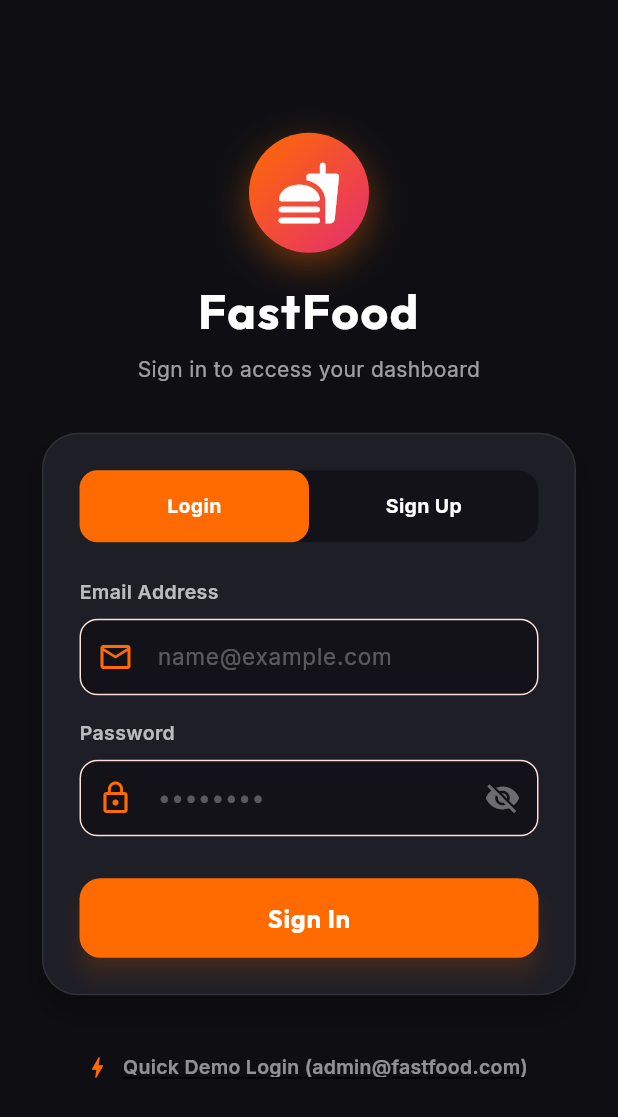
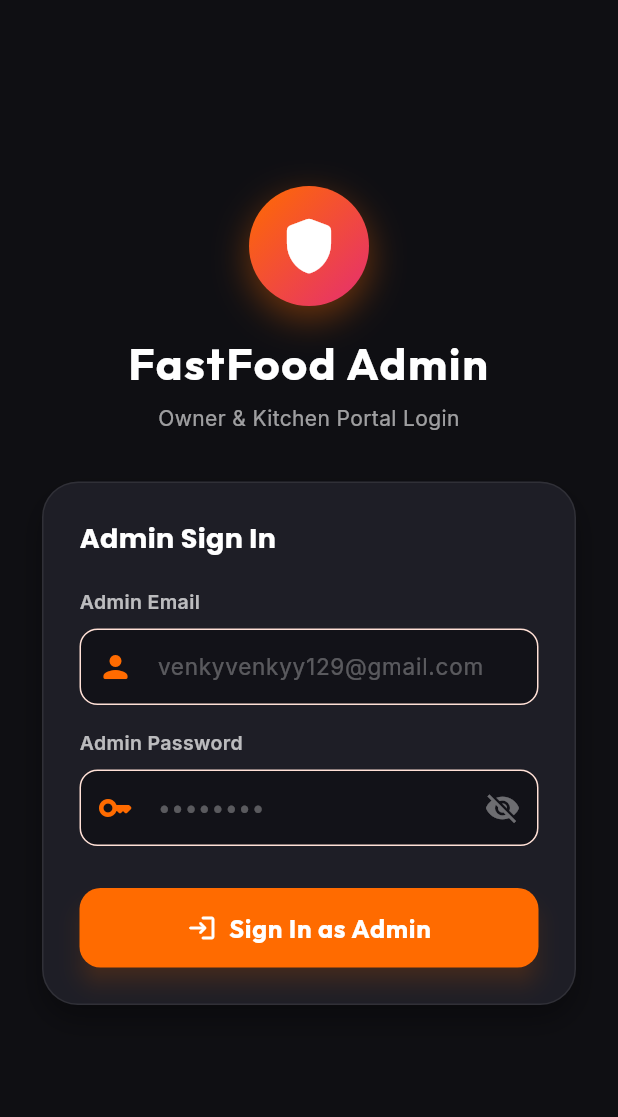
Before and after one commit to princevenky129/fastfood-app, a Flutter app: the screen it shows after launch, on a phone screen of 412 x 824 dp. Shown: the top 1117 px of the screen. Run offline on Flutter 3.47's test engine with Material 3 defaults, Android fonts, the phone set to English and light mode, and no system bars; our stand-ins replace flutter_local_notifications, google_fonts, image_picker, qr_flutter, shared_preferences; missing offline and left inert: flutter_background_service.

Commit message:
Implement persistent background order notification service, enforce single owner authentication, and optimize release build size with R8 shrinking

```diff
--- a/lib/main.dart
+++ b/lib/main.dart
@@ -7,11 +7,8 @@ import 'services/auth_service.dart';
 import 'services/notification_service.dart';
 import 'theme/app_theme.dart';
 
-void main() async {
+void main() {
   WidgetsFlutterBinding.ensureInitialized();
-  if (!kIsWeb) {
-    await NotificationService.instance.initialize();
-  }
   runApp(const FastFoodApp());
 }
 
@@ -30,6 +27,9 @@ class _FastFoodAppState extends State<FastFoodApp> with WidgetsBindingObserver {
   void initState() {
     super.initState();
     WidgetsBinding.instance.addObserver(this);
+    if (!kIsWeb) {
+      NotificationService.instance.initialize();
+    }
     _checkAuthStatus();
   }
 
--- a/lib/screens/auth/auth_screen.dart
+++ b/lib/screens/auth/auth_screen.dart
@@ -12,18 +12,15 @@ class AuthScreen extends StatefulWidget {
 }
 
 class _AuthScreenState extends State<AuthScreen> {
-  bool _isSignUp = false; // Toggle between Login (false) and Signup (true)
   bool _isLoading = false;
   bool _obscurePassword = true;
   String? _errorMessage;
 
-  final _nameController = TextEditingController();
   final _emailController = TextEditingController();
   final _passwordController = TextEditingController();
 
   @override
   void dispose() {
-    _nameController.dispose();
     _emailController.dispose();
     _passwordController.dispose();
     super.dispose();
@@ -35,23 +32,13 @@ class _AuthScreenState extends State<AuthScreen> {
       _errorMessage = null;
     });
 
-    final name = _nameController.text;
     final email = _emailController.text;
     final password = _passwordController.text;
 
-    String? err;
-    if (_isSignUp) {
-      err = await AuthService.instance.signup(
-        name: name,
+    final err = await AuthService.instance.login(
       email: email,
       password: password,
     );
-    } else {
-      err = await AuthService.instance.login(
-        email: email,
-        password: password,
-      );
-    }
 
     if (!mounted) return;
 
@@ -61,15 +48,8 @@ class _AuthScreenState extends State<AuthScreen> {
     });
 
     if (err == null) {
-      // Login/Signup succeeded!
       widget.onLoginSuccess();
     }
-  }
-
-  void _quickDemoLogin() async {
-    _emailController.text = 'admin@fastfood.com';
-    _passwordController.text = '1234';
-    _submit();
   }
 
   @override
@@ -84,7 +64,7 @@ class _AuthScreenState extends State<AuthScreen> {
               mainAxisAlignment: MainAxisAlignment.center,
               crossAxisAlignment: CrossAxisAlignment.stretch,
               children: [
-                // FastFood Brand Header
+                // FastFood Brand Icon Header
                 Center(
                   child: Container(
                     padding: const EdgeInsets.all(18),
@@ -104,7 +84,7 @@ class _AuthScreenState extends State<AuthScreen> {
                       ],
                     ),
                     child: const Icon(
-                      Icons.fastfood_rounded,
+                      Icons.shield_rounded,
                       size: 44,
                       color: Colors.white,
                     ),
@@ -112,10 +92,10 @@ class _AuthScreenState extends State<AuthScreen> {
                 ),
                 const SizedBox(height: 16),
                 Text(
-                  'FastFood',
+                  'FastFood Admin',
                   textAlign: TextAlign.center,
                   style: GoogleFonts.outfit(
-                    fontSize: 32,
+                    fontSize: 30,
                     fontWeight: FontWeight.bold,
                     color: Colors.white,
                     letterSpacing: 1.1,
@@ -123,7 +103,7 @@ class _AuthScreenState extends State<AuthScreen> {
                 ),
                 const SizedBox(height: 6),
                 Text(
-                  _isSignUp ? 'Create your account to continue' : 'Sign in to access your dashboard',
+                  'Owner & Kitchen Portal Login',
                   textAlign: TextAlign.center,
                   style: GoogleFonts.inter(
                     fontSize: 14,
@@ -150,67 +130,15 @@ class _AuthScreenState extends State<AuthScreen> {
                   child: Column(
                     crossAxisAlignment: CrossAxisAlignment.stretch,
                     children: [
-                      // Tab Switcher (Login / Signup)
-                      Container(
-                        height: 48,
-                        decoration: BoxDecoration(
-                          color: const Color(0xFF121218),
-                          borderRadius: BorderRadius.circular(14),
-                        ),
-                        child: Row(
-                          children: [
-                            Expanded(
-                              child: GestureDetector(
-                                onTap: () => setState(() {
-                                  _isSignUp = false;
-                                  _errorMessage = null;
-                                }),
-                                child: Container(
-                                  decoration: BoxDecoration(
-                                    color: !_isSignUp
-                                        ? const Color(0xFFFF6B00)
-                                        : Colors.transparent,
-                                    borderRadius: BorderRadius.circular(12),
-                                  ),
-                                  alignment: Alignment.center,
-                                  child: Text(
-                                    'Login',
-                                    style: GoogleFonts.inter(
-                                      fontWeight: FontWeight.bold,
+                      Text(
+                        'Admin Sign In',
+                        style: GoogleFonts.poppins(
+                          fontSize: 18,
+                          fontWeight: FontWeight.w700,
                           color: Colors.white,
                         ),
                       ),
-                                ),
-                              ),
-                            ),
-                            Expanded(
-                              child: GestureDetector(
-                                onTap: () => setState(() {
-                                  _isSignUp = true;
-                                  _errorMessage = null;
-                                }),
-                                child: Container(
-                                  decoration: BoxDecoration(
-                                    color: _isSignUp
-                                        ? const Color(0xFFFF6B00)
-                                        : Colors.transparent,
-                                    borderRadius: BorderRadius.circular(12),
-                                  ),
-                                  alignment: Alignment.center,
-                                  child: Text(
-                                    'Sign Up',
-                                    style: GoogleFonts.inter(
-                                      fontWeight: FontWeight.bold,
-                                      color: Colors.white,
-                                    ),
-                                  ),
-                                ),
-                              ),
-                            ),
-                          ],
-                        ),
-                      ),
-                      const SizedBox(height: 24),
+                      const SizedBox(height: 20),
 
                       // Error message if any
                       if (_errorMessage != null) ...[
@@ -223,7 +151,7 @@ class _AuthScreenState extends State<AuthScreen> {
                           ),
                           child: Row(
                             children: [
-                              const Icon(Icons.error_outline, color: Colors.redAccent, size: 20),
+                              const Icon(Icons.lock_outline_rounded, color: Colors.redAccent, size: 20),
                               const SizedBox(width: 10),
                               Expanded(
                                 child: Text(
@@ -237,35 +165,9 @@ class _AuthScreenState extends State<AuthScreen> {
                         const SizedBox(height: 18),
                       ],
 
-                      // Name input (Signup only)
-                      if (_isSignUp) ...[
-                        Text(
-                          'Full Name',
-                          style: GoogleFonts.inter(
-                              color: Colors.white70, fontSize: 13, fontWeight: FontWeight.w600),
-                        ),
-                        const SizedBox(height: 8),
-                        TextField(
-                          controller: _nameController,
-                          style: const TextStyle(color: Colors.white),
-                          decoration: InputDecoration(
-                            hintText: 'Enter your name',
-                            hintStyle: const TextStyle(color: Colors.white30),
-                            prefixIcon: const Icon(Icons.person_outline, color: Color(0xFFFF6B00)),
-                            filled: true,
-                            fillColor: const Color(0xFF121218),
-                            border: OutlineInputBorder(
-                              borderRadius: BorderRadius.circular(14),
-                              borderSide: BorderSide.none,
-                            ),
-                          ),
-                        ),
-                        const SizedBox(height: 16),
-                      ],
-
                       // Email input
                       Text(
-                        'Email Address',
+                        'Admin Email',
                         style: GoogleFonts.inter(
                             color: Colors.white70, fontSize: 13, fontWeight: FontWeight.w600),
                       ),
@@ -275,9 +177,9 @@ class _AuthScreenState extends State<AuthScreen> {
                         keyboardType: TextInputType.emailAddress,
                         style: const TextStyle(color: Colors.white),
                         decoration: InputDecoration(
-                          hintText: 'name@example.com',
+                          hintText: 'venkyvenkyy129@gmail.com',
                           hintStyle: const TextStyle(color: Colors.white30),
-                          prefixIcon: const Icon(Icons.email_outlined, color: Color(0xFFFF6B00)),
+                          prefixIcon: const Icon(Icons.person_rounded, color: Color(0xFFFF6B00)),
                           filled: true,
                           fillColor: const Color(0xFF121218),
                           border: OutlineInputBorder(
@@ -290,7 +192,7 @@ class _AuthScreenState extends State<AuthScreen> {
 
                       // Password input
                       Text(
-                        'Password',
+                        'Admin Password',
                         style: GoogleFonts.inter(
                             color: Colors.white70, fontSize: 13, fontWeight: FontWeight.w600),
                       ),
@@ -302,7 +204,7 @@ class _AuthScreenState extends State<AuthScreen> {
                         decoration: InputDecoration(
                           hintText: '••••••••',
                           hintStyle: const TextStyle(color: Colors.white30),
-                          prefixIcon: const Icon(Icons.lock_outline, color: Color(0xFFFF6B00)),
+                          prefixIcon: const Icon(Icons.key_rounded, color: Color(0xFFFF6B00)),
                           suffixIcon: IconButton(
                             icon: Icon(
                               _obscurePassword ? Icons.visibility_off : Icons.visibility,
@@ -343,35 +245,26 @@ class _AuthScreenState extends State<AuthScreen> {
                                   strokeWidth: 2.5,
                                 ),
                               )
-                            : Text(
-                                _isSignUp ? 'Create Account' : 'Sign In',
+                            : Row(
+                                mainAxisAlignment: MainAxisAlignment.center,
+                                children: [
+                                  const Icon(Icons.login_rounded, size: 20),
+                                  const SizedBox(width: 8),
+                                  Text(
+                                    'Sign In as Admin',
                                     style: GoogleFonts.outfit(
                                       fontSize: 17,
                                       fontWeight: FontWeight.bold,
                                       letterSpacing: 0.5,
                                     ),
                                   ),
+                                ],
+                              ),
                       ),
                     ],
                   ),
                 ),
-                const SizedBox(height: 24),
-
-                // Quick Demo Login Shortcut
-                Center(
-                  child: TextButton.icon(
-                    onPressed: _quickDemoLogin,
-                    icon: const Icon(Icons.bolt, color: Color(0xFFFF6B00), size: 18),
-                    label: Text(
-                      'Quick Demo Login (admin@fastfood.com)',
-                      style: GoogleFonts.inter(
-                        color: Colors.white54,
-                        fontSize: 13,
-                        decoration: TextDecoration.underline,
-                      ),
-                    ),
-                  ),
-                ),
+                const SizedBox(height: 30),
               ],
             ),
           ),
--- a/pubspec.yaml
+++ b/pubspec.yaml
@@ -18,6 +18,7 @@ dependencies:
   http: ^1.2.1             # Cross-device real-time order sync
   shared_preferences: ^2.2.2 # Local session & auth storage
   flutter_local_notifications: ^22.3.0
+  flutter_background_service: ^5.1.0
 
 dev_dependencies:
   flutter_test:
```
Also changed, not shown: lib/services/auth_service.dart (+18 -82 lines), lib/services/notification_service.dart (+208 -66 lines), pubspec.lock, 3 other files. Lines whose indentation alone changed are shown as unchanged.
